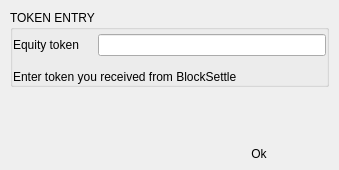
This is BlockSettleUILib/CCTokenEntryDialog.ui in BlockSettle/terminal as Qt 5 draws it before an edit. The edited form follows.
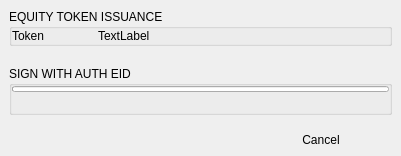
This is the edited form. The open tabs and pages were chosen to show the change.

```diff
--- a/BlockSettleUILib/CCTokenEntryDialog.ui
+++ b/BlockSettleUILib/CCTokenEntryDialog.ui
@@ -6,8 +6,8 @@
    <rect>
     <x>0</x>
     <y>0</y>
-    <width>339</width>
-    <height>170</height>
+    <width>401</width>
+    <height>153</height>
    </rect>
   </property>
   <property name="sizePolicy">
@@ -24,7 +24,7 @@
   </property>
   <layout class="QVBoxLayout" name="verticalLayout_4">
    <property name="spacing">
-    <number>10</number>
+    <number>0</number>
    </property>
    <property name="leftMargin">
     <number>0</number>
@@ -39,35 +39,33 @@
     <number>0</number>
    </property>
    <item>
-    <widget class="QWidget" name="verticalWidget" native="true">
-     <property name="sizePolicy">
-      <sizepolicy hsizetype="Preferred" vsizetype="Minimum">
-       <horstretch>0</horstretch>
-       <verstretch>0</verstretch>
-      </sizepolicy>
-     </property>
+    <widget class="QStackedWidget" name="stackedWidgetAuth">
+     <widget class="QWidget" name="pageEnter">
+      <layout class="QVBoxLayout" name="verticalLayout_3">
+       <property name="spacing">
+        <number>0</number>
+       </property>
+       <property name="leftMargin">
+        <number>0</number>
+       </property>
+       <property name="topMargin">
+        <number>0</number>
+       </property>
+       <property name="rightMargin">
+        <number>0</number>
+       </property>
+       <property name="bottomMargin">
+        <number>0</number>
+       </property>
+       <item>
+        <widget class="QWidget" name="widget_4" native="true">
      <property name="minimumSize">
       <size>
-       <width>0</width>
-       <height>0</height>
-      </size>
-     </property>
-     <layout class="QVBoxLayout" name="verticalLayout_5">
-      <property name="spacing">
-       <number>10</number>
-      </property>
-      <property name="leftMargin">
-       <number>10</number>
-      </property>
-      <property name="topMargin">
-       <number>10</number>
-      </property>
-      <property name="rightMargin">
-       <number>10</number>
-      </property>
-      <property name="bottomMargin">
-       <number>10</number>
-      </property>
+           <width>13</width>
+           <height>40</height>
+          </size>
+         </property>
+         <layout class="QVBoxLayout" name="verticalLayout_8">
       <item>
        <widget class="QGroupBox" name="groupBox">
         <property name="sizePolicy">
@@ -87,7 +85,7 @@
         </property>
         <layout class="QVBoxLayout" name="verticalLayout_2">
          <property name="spacing">
-          <number>10</number>
+              <number>6</number>
          </property>
          <property name="leftMargin">
           <number>0</number>
@@ -148,7 +146,11 @@
              </widget>
             </item>
             <item>
-             <widget class="QLineEdit" name="lineEditToken"/>
+                 <widget class="QLineEdit" name="lineEditToken">
+                  <property name="text">
+                   <string/>
+                  </property>
+                 </widget>
             </item>
            </layout>
           </widget>
@@ -179,7 +181,7 @@
     </widget>
    </item>
    <item>
-    <spacer name="verticalSpacer">
+        <spacer name="verticalSpacer_6">
      <property name="orientation">
       <enum>Qt::Vertical</enum>
      </property>
@@ -188,8 +190,8 @@
      </property>
      <property name="sizeHint" stdset="0">
       <size>
-       <width>20</width>
-       <height>0</height>
+           <width>284</width>
+           <height>12</height>
       </size>
      </property>
     </spacer>
@@ -197,7 +199,7 @@
    <item>
     <widget class="QWidget" name="widget" native="true">
      <property name="sizePolicy">
-      <sizepolicy hsizetype="Preferred" vsizetype="Preferred">
+          <sizepolicy hsizetype="Preferred" vsizetype="Minimum">
        <horstretch>0</horstretch>
        <verstretch>0</verstretch>
       </sizepolicy>
@@ -260,6 +262,246 @@
        </widget>
       </item>
      </layout>
+        </widget>
+       </item>
+      </layout>
+     </widget>
+     <widget class="QWidget" name="pageAuth">
+      <layout class="QVBoxLayout" name="verticalLayout_7">
+       <property name="spacing">
+        <number>0</number>
+       </property>
+       <property name="leftMargin">
+        <number>0</number>
+       </property>
+       <property name="topMargin">
+        <number>0</number>
+       </property>
+       <property name="rightMargin">
+        <number>0</number>
+       </property>
+       <property name="bottomMargin">
+        <number>0</number>
+       </property>
+       <item>
+        <widget class="QWidget" name="widget_3" native="true">
+         <layout class="QVBoxLayout" name="verticalLayout_6">
+          <property name="spacing">
+           <number>20</number>
+          </property>
+          <item>
+           <widget class="QGroupBox" name="groupBox_2">
+            <property name="sizePolicy">
+             <sizepolicy hsizetype="Preferred" vsizetype="Minimum">
+              <horstretch>0</horstretch>
+              <verstretch>0</verstretch>
+             </sizepolicy>
+            </property>
+            <property name="maximumSize">
+             <size>
+              <width>16777215</width>
+              <height>16777215</height>
+             </size>
+            </property>
+            <property name="title">
+             <string>EQUITY TOKEN ISSUANCE</string>
+            </property>
+            <layout class="QGridLayout" name="gridLayout">
+             <property name="leftMargin">
+              <number>0</number>
+             </property>
+             <property name="topMargin">
+              <number>0</number>
+             </property>
+             <property name="rightMargin">
+              <number>0</number>
+             </property>
+             <property name="bottomMargin">
+              <number>0</number>
+             </property>
+             <item row="0" column="0">
+              <widget class="QLabel" name="label_2">
+               <property name="minimumSize">
+                <size>
+                 <width>80</width>
+                 <height>0</height>
+                </size>
+               </property>
+               <property name="maximumSize">
+                <size>
+                 <width>80</width>
+                 <height>16777215</height>
+                </size>
+               </property>
+               <property name="text">
+                <string>Token</string>
+               </property>
+               <property name="wordWrap">
+                <bool>true</bool>
+               </property>
+              </widget>
+             </item>
+             <item row="0" column="1">
+              <widget class="QLabel" name="labelToken">
+               <property name="text">
+                <string>TextLabel</string>
+               </property>
+              </widget>
+             </item>
+            </layout>
+           </widget>
+          </item>
+          <item>
+           <widget class="QGroupBox" name="groupBox_3">
+            <property name="sizePolicy">
+             <sizepolicy hsizetype="Preferred" vsizetype="Minimum">
+              <horstretch>0</horstretch>
+              <verstretch>0</verstretch>
+             </sizepolicy>
+            </property>
+            <property name="maximumSize">
+             <size>
+              <width>16777215</width>
+              <height>16777215</height>
+             </size>
+            </property>
+            <property name="title">
+             <string>SIGN WITH AUTH EID</string>
+            </property>
+            <layout class="QVBoxLayout" name="verticalLayout_5">
+             <property name="spacing">
+              <number>6</number>
+             </property>
+             <property name="leftMargin">
+              <number>0</number>
+             </property>
+             <property name="topMargin">
+              <number>0</number>
+             </property>
+             <property name="rightMargin">
+              <number>0</number>
+             </property>
+             <property name="bottomMargin">
+              <number>0</number>
+             </property>
+             <item>
+              <widget class="QProgressBar" name="progressBar">
+               <property name="minimumSize">
+                <size>
+                 <width>0</width>
+                 <height>6</height>
+                </size>
+               </property>
+               <property name="maximumSize">
+                <size>
+                 <width>16777215</width>
+                 <height>6</height>
+                </size>
+               </property>
+               <property name="textVisible">
+                <bool>false</bool>
+               </property>
+              </widget>
+             </item>
+             <item>
+              <widget class="QLabel" name="labelTimeLeft">
+               <property name="text">
+                <string/>
+               </property>
+               <property name="alignment">
+                <set>Qt::AlignCenter</set>
+               </property>
+              </widget>
+             </item>
+            </layout>
+           </widget>
+          </item>
+         </layout>
+        </widget>
+       </item>
+       <item>
+        <spacer name="verticalSpacer_2">
+         <property name="orientation">
+          <enum>Qt::Vertical</enum>
+         </property>
+         <property name="sizeHint" stdset="0">
+          <size>
+           <width>20</width>
+           <height>0</height>
+          </size>
+         </property>
+        </spacer>
+       </item>
+       <item>
+        <widget class="QWidget" name="widget_2" native="true">
+         <property name="sizePolicy">
+          <sizepolicy hsizetype="Preferred" vsizetype="Preferred">
+           <horstretch>0</horstretch>
+           <verstretch>0</verstretch>
+          </sizepolicy>
+         </property>
+         <property name="buttonBar" stdset="0">
+          <bool>true</bool>
+         </property>
+         <layout class="QHBoxLayout" name="horizontalLayout_4">
+          <property name="spacing">
+           <number>10</number>
+          </property>
+          <property name="leftMargin">
+           <number>20</number>
+          </property>
+          <property name="topMargin">
+           <number>5</number>
+          </property>
+          <property name="rightMargin">
+           <number>20</number>
+          </property>
+          <property name="bottomMargin">
+           <number>5</number>
+          </property>
+          <item>
+           <spacer name="horizontalSpacer_2">
+            <property name="orientation">
+             <enum>Qt::Horizontal</enum>
+            </property>
+            <property name="sizeHint" stdset="0">
+             <size>
+              <width>40</width>
+              <height>20</height>
+             </size>
+            </property>
+           </spacer>
+          </item>
+          <item>
+           <widget class="QPushButton" name="pushButtonCancel">
+            <property name="sizePolicy">
+             <sizepolicy hsizetype="Minimum" vsizetype="Preferred">
+              <horstretch>0</horstretch>
+              <verstretch>0</verstretch>
+             </sizepolicy>
+            </property>
+            <property name="minimumSize">
+             <size>
+              <width>120</width>
+              <height>0</height>
+             </size>
+            </property>
+            <property name="text">
+             <string>Cancel</string>
+            </property>
+            <property name="default">
+             <bool>true</bool>
+            </property>
+            <property name="flat">
+             <bool>true</bool>
+            </property>
+           </widget>
+          </item>
+         </layout>
+        </widget>
+       </item>
+      </layout>
+     </widget>
     </widget>
    </item>
   </layout>
```
Left out of the diff: 2 changed lines with no effect on the pictures. Lines whose indentation alone changed are shown as unchanged.
